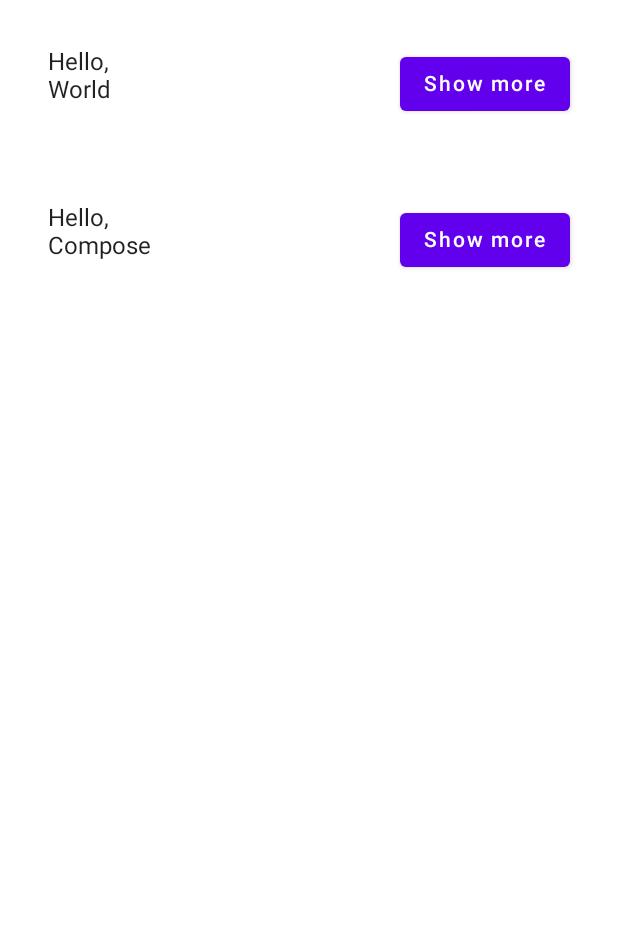
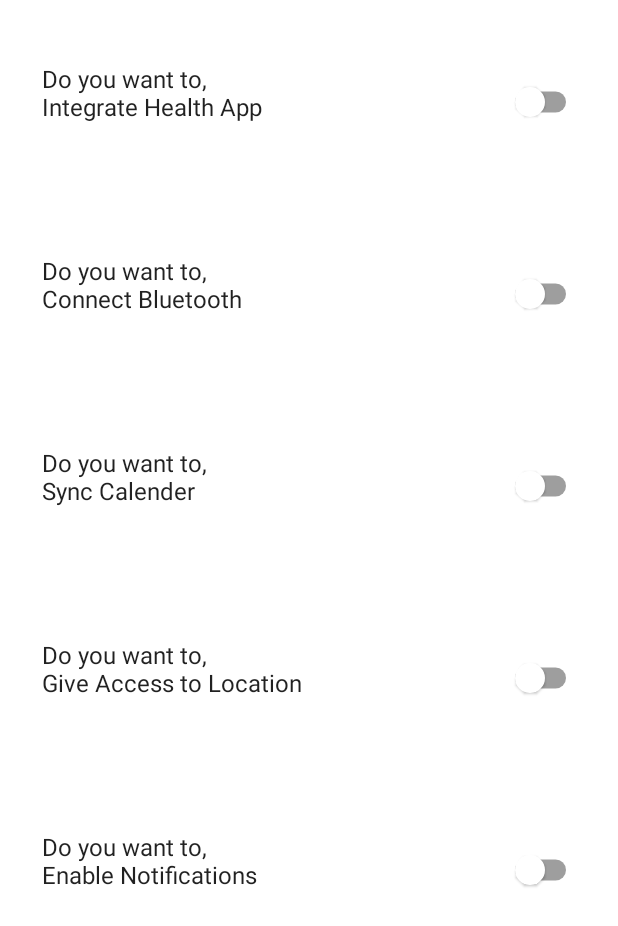
Before and after one commit to AncientCarbon/LivPart2, an Android app built with Jetpack Compose: the screen it shows after launch (MainActivity), after a tap on "Continue", on a phone screen of 412 x 824 dp. Shown: the top 926 px of the screen. Run offline under Robolectric (Android 15) with nearby library versions, the phone set to English and light mode, and no system bars.

Commit message:
Updated onboarding to match Liv, and added switch buttons

```diff
--- a/app/src/main/java/com/example/livpart2/MainActivity.kt
+++ b/app/src/main/java/com/example/livpart2/MainActivity.kt
@@ -8,10 +8,7 @@ import androidx.compose.foundation.layout.Column
 import androidx.compose.foundation.layout.Row
 import androidx.compose.foundation.layout.fillMaxSize
 import androidx.compose.foundation.layout.padding
-import androidx.compose.material.Button
-import androidx.compose.material.MaterialTheme
-import androidx.compose.material.Surface
-import androidx.compose.material.Text
+import androidx.compose.material.*
 import androidx.compose.runtime.Composable
 import androidx.compose.runtime.getValue
 import androidx.compose.runtime.mutableStateOf
@@ -59,7 +56,7 @@ fun OnboardingScreen(
         verticalArrangement = Arrangement.Center,
         horizontalAlignment = Alignment.CenterHorizontally
     ) {
-        Text("Welcome to the Basics Codelab!")
+        Text("Welcome to Liv!")
         Button(
             modifier = Modifier.padding(vertical = 24.dp),
             onClick = onContinueClicked
@@ -72,11 +69,11 @@ fun OnboardingScreen(
 @Composable
 private fun Greetings(
     modifier: Modifier = Modifier,
-    names: List<String> = listOf("World", "Compose")
+    onboarding: List<String> = listOf("Integrate Health App", "Connect Bluetooth", "Sync Calender", "Give Access to Location", "Enable Notifications")
 ) {
     Column(modifier = modifier.padding(vertical = 4.dp)) {
-        for (name in names) {
-            Greeting(name = name)
+        for (question in onboarding) {
+            Greeting(question = question)
         }
     }
 }
@@ -90,29 +87,27 @@ fun OnboardingPreview() {
 }
 
 @Composable
-private fun Greeting(name: String) {
+private fun Greeting(question: String) {
 
     val expanded = remember { mutableStateOf(false) }
 
     val extraPadding = if (expanded.value) 48.dp else 0.dp
 
+    val checkState = remember{ mutableStateOf(false) }
+
     Surface(
         color = MaterialTheme.colors.background,
-        modifier = Modifier.padding(vertical = 4.dp, horizontal = 8.dp)
+        modifier = Modifier.padding(vertical = 20.dp, horizontal = 8.dp)
     ) {
-        Row(modifier = Modifier.padding(24.dp)) {
+        Row(modifier = Modifier.padding(20.dp)) {
             Column(modifier = Modifier
                 .weight(1f)
                 .padding(bottom = extraPadding)
             ) {
-                Text(text = "Hello, ")
-                Text(text = name)
+                Text(text = "Do you want to,")
+                Text(text = question)
             }
-            Button(
-                onClick = { expanded.value = !expanded.value }
-            ) {
-                Text(if (expanded.value) "Show less" else "Show more")
-            }
+            Switch(checked = checkState.value, onCheckedChange = {checkState.value = it})
         }
     }
 }
```
